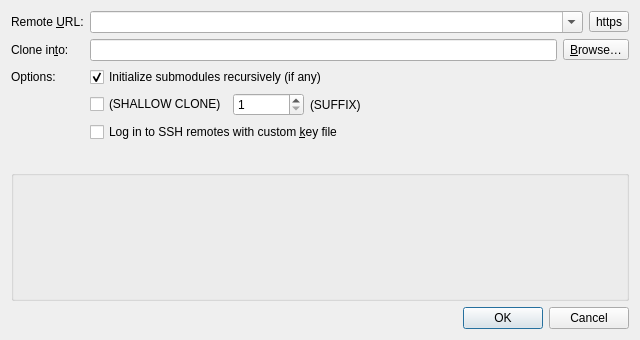
Qt form gitfourchette/forms/clonedialog.ui (jorio/gitfourchette) before a commit.
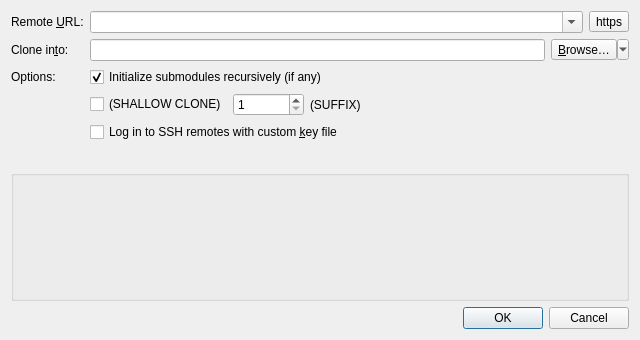
The same form after that commit. Custom widgets are drawn as their Qt base class.

Commit message:
CloneDialog: Make "default location" easier to discover (#127)
The Browse button previously spawned the menu after a long-click, which is a poor UX pattern for discoverability.

What changed in the file:
```diff
--- a/gitfourchette/forms/clonedialog.ui
+++ b/gitfourchette/forms/clonedialog.ui
@@ -92,6 +92,9 @@
        <property name="text">
         <string>&amp;Browse…</string>
        </property>
+       <property name="popupMode">
+        <enum>QToolButton::ToolButtonPopupMode::MenuButtonPopup</enum>
+       </property>
        <property name="toolButtonStyle">
         <enum>Qt::ToolButtonStyle::ToolButtonTextBesideIcon</enum>
        </property>
```
The commit also changes 1 other file.
